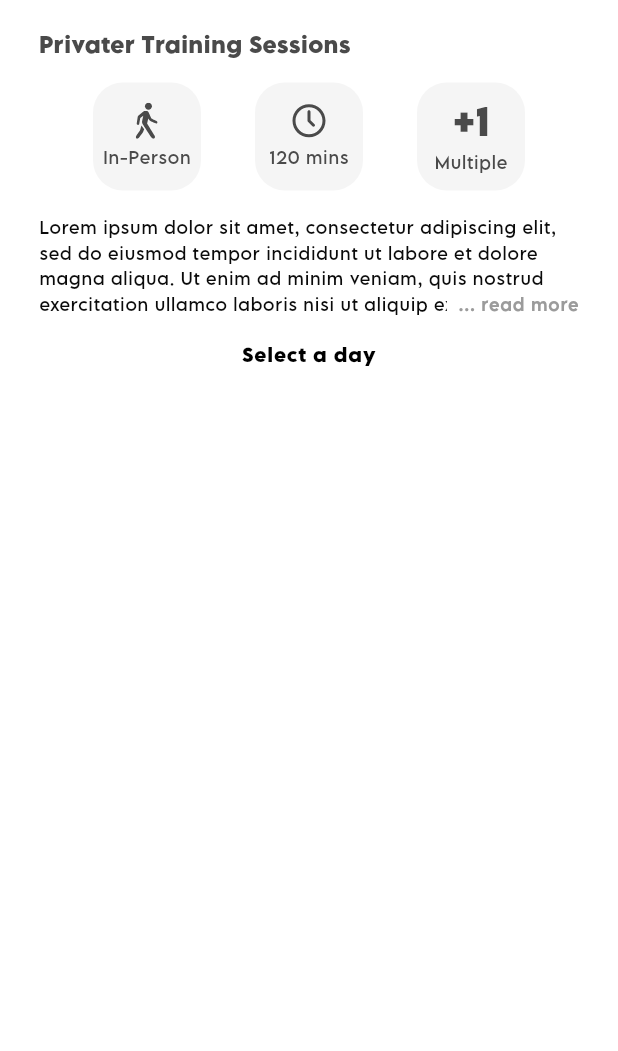
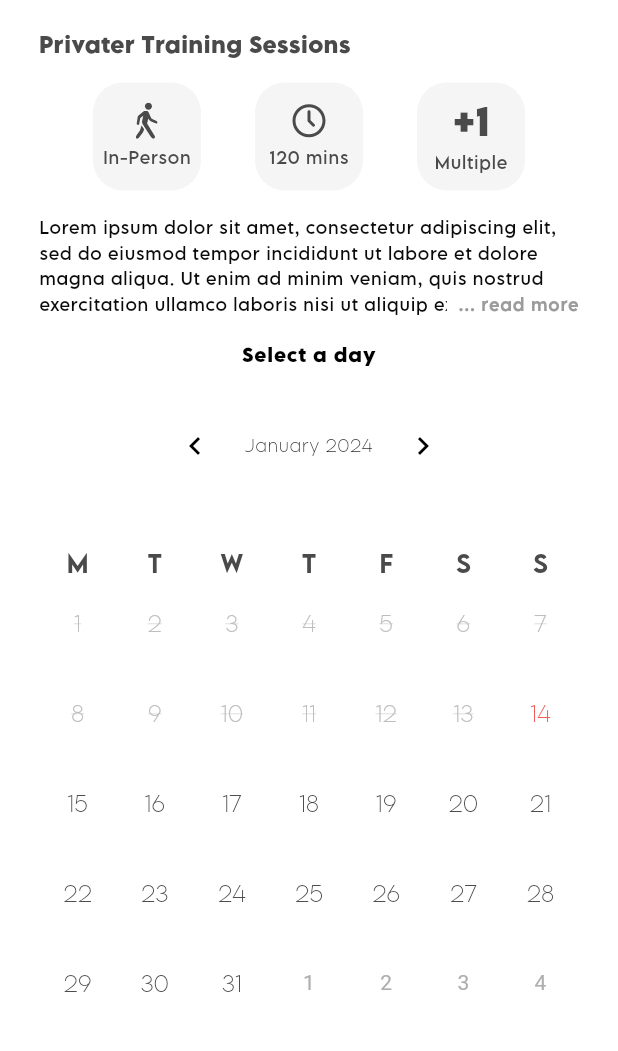
Before and after one commit to adrianojec/schedule_calendar, a Flutter app: the SelectEventDateScreen screen opened by its route, on a phone screen of 412 x 824 dp, the part 78-1129 px from its top. Run offline on Flutter 3.47's test engine with Material 3 defaults, Android fonts, the phone set to English and light mode, and no system bars; drawn by our look-alikes of table_calendar; our stand-ins replace flutter_svg; missing offline and left inert: super_tooltip.

Commit message:
Added calendar
- added calendar package
- created config for the calendar
- created extension for int

```diff
--- /dev/null
+++ b/lib/config/calendar_config.dart
@@ -0,0 +1,109 @@
+import 'package:flutter/material.dart';
+import 'package:intl/intl.dart';
+import 'package:table_calendar/table_calendar.dart';
+
+import '../constants/constants.dart';
+
+class CalendarConfig {
+  final TextTheme textTheme;
+
+  CalendarConfig(this.textTheme);
+
+  // TextStyle
+  TextStyle get _defaultStyle => const TextStyle();
+
+  TextStyle get _titleStyle =>
+      textTheme.bodyLarge?.copyWith(
+        fontSize: 11.0,
+        fontWeight: FontWeight.w300,
+      ) ??
+      _defaultStyle;
+
+  TextStyle get _weekdayStyle =>
+      textTheme.titleLarge?.copyWith(
+        fontWeight: FontWeight.w500,
+      ) ??
+      _defaultStyle;
+
+  TextStyle get _weekendStyle =>
+      textTheme.titleLarge?.copyWith(
+        fontWeight: FontWeight.w500,
+      ) ??
+      _defaultStyle;
+
+  TextStyle get _disabledStyle =>
+      textTheme.labelLarge?.copyWith(
+        color: Palette.mistyGrey,
+        fontWeight: FontWeight.w300,
+        decoration: TextDecoration.lineThrough,
+        decorationThickness: 1.0,
+        decorationColor: Palette.mistyGrey,
+      ) ??
+      _defaultStyle;
+
+  TextStyle get _daysStyle =>
+      textTheme.labelLarge?.copyWith(
+        fontWeight: FontWeight.w300,
+      ) ??
+      _defaultStyle;
+
+  TextStyle get _todayStyle =>
+      textTheme.labelLarge?.copyWith(
+        color: Palette.matRed,
+        fontWeight: FontWeight.w300,
+      ) ??
+      _defaultStyle;
+
+  TextStyle get _rangeStyle =>
+      textTheme.labelLarge?.copyWith(
+        color: Palette.black,
+        fontWeight: FontWeight.w300,
+        letterSpacing: -0.2,
+      ) ??
+      _defaultStyle;
+
+  // Decoration
+  Decoration get _rangeDecoration => const BoxDecoration(
+        color: Palette.matTurquoise,
+        shape: BoxShape.circle,
+      );
+
+  DaysOfWeekStyle get daysOfWeekStyle => DaysOfWeekStyle(
+        weekdayStyle: _weekdayStyle,
+        weekendStyle: _weekendStyle,
+        dowTextFormatter: (date, _) => DateFormat('E').format(date)[0],
+      );
+
+  HeaderStyle get headerStyle => HeaderStyle(
+        titleCentered: true,
+        formatButtonVisible: false,
+        headerMargin: const EdgeInsets.only(
+          top: 20.0,
+          bottom: 36.0,
+        ),
+        titleTextStyle: _titleStyle,
+        leftChevronMargin: const EdgeInsets.only(left: 80.0),
+        rightChevronMargin: const EdgeInsets.only(right: 80.0),
+        leftChevronIcon: const Icon(
+          Icons.chevron_left,
+          color: Palette.black,
+        ),
+        rightChevronIcon: const Icon(
+          Icons.chevron_right,
+          color: Palette.black,
+        ),
+      );
+
+  CalendarStyle get calendarStyle => CalendarStyle(
+        disabledTextStyle: _disabledStyle,
+        defaultTextStyle: _daysStyle,
+        weekendTextStyle: _daysStyle,
+        todayTextStyle: _todayStyle,
+        rangeStartTextStyle: _rangeStyle,
+        rangeEndTextStyle: _rangeStyle,
+        todayDecoration: const BoxDecoration(color: Colors.transparent),
+        rangeStartDecoration: _rangeDecoration,
+        rangeEndDecoration: _rangeDecoration,
+        rangeHighlightColor: Palette.matTurquoise.withOpacity(0.4),
+      );
+}
--- a/lib/data/mock/event_data.dart
+++ b/lib/data/mock/event_data.dart
@@ -1,6 +1,6 @@
 import 'package:schedule_calendar/constants/constants.dart';
 import 'package:schedule_calendar/data/mock/model/schedule_event.dart';
-import 'package:schedule_calendar/utils/enums.dart';
+import 'package:schedule_calendar/utils/utils.dart';
 
 final events = [
   ScheduleEvent(
--- a/lib/data/mock/model/schedule_event.dart
+++ b/lib/data/mock/model/schedule_event.dart
@@ -1,4 +1,4 @@
-import 'package:schedule_calendar/utils/enums.dart';
+import 'package:schedule_calendar/utils/utils.dart';
 
 class ScheduleEvent {
   final String imageUrl;
--- a/lib/schedule_calendar.dart
+++ b/lib/schedule_calendar.dart
@@ -1,5 +1,5 @@
 import 'package:flutter/material.dart';
-import 'package:schedule_calendar/utils/theme.dart';
+import 'package:schedule_calendar/utils/utils.dart';
 import 'package:schedule_calendar/routes/route_manager.dart';
 import 'package:schedule_calendar/screens/screens.dart';
 
--- a/lib/screens/home_screen.dart
+++ b/lib/screens/home_screen.dart
@@ -3,7 +3,7 @@ import 'package:flutter_svg/flutter_svg.dart';
 import 'package:schedule_calendar/constants/constants.dart';
 import 'package:schedule_calendar/data/mock/event_data.dart';
 import 'package:schedule_calendar/screens/select_event_date_screen.dart';
-import 'package:schedule_calendar/utils/extensions.dart';
+import 'package:schedule_calendar/utils/utils.dart';
 import 'package:schedule_calendar/widgets/widgets.dart';
 
 const double _addIconSize = 40.0;
--- a/lib/screens/select_event_date_screen.dart
+++ b/lib/screens/select_event_date_screen.dart
@@ -1,7 +1,6 @@
 import 'package:flutter/material.dart';
 import 'package:flutter_svg/flutter_svg.dart';
-import 'package:schedule_calendar/utils/enums.dart';
-import 'package:schedule_calendar/utils/extensions.dart';
+import 'package:schedule_calendar/utils/utils.dart';
 import 'package:schedule_calendar/widgets/widgets.dart';
 
 import '../constants/constants.dart';
@@ -70,7 +69,10 @@ class SelectEventDateScreen extends StatelessWidget {
                 selectADay,
                 style: textTheme.bodyLarge,
               ),
-            )
+            ),
+            const Expanded(
+              child: Calendar(),
+            ),
           ],
         ),
       ),
--- a/lib/utils/extensions.dart
+++ b/lib/utils/extensions.dart
@@ -1,15 +1,15 @@
 import 'package:flutter/material.dart';
 import 'package:schedule_calendar/constants/strings.dart';
-import 'package:schedule_calendar/utils/enums.dart';
+import 'package:schedule_calendar/utils/utils.dart';
 
+// BuildContext
 extension ContextExt on BuildContext {
-  // Navigation
   NavigatorState get navigator => Navigator.of(this);
 
-  // App Theme
   ThemeData get appTheme => Theme.of(this);
 }
 
+// EventType
 extension EventTypeExt on EventType {
   static const _strings = {
     EventType.inperson: 'In-Person',
@@ -19,6 +19,7 @@ extension EventTypeExt on EventType {
   String get name => _strings[this] ?? emptyString;
 }
 
+// SessionType
 extension SessionTypeExt on SessionType {
   static const _strings = {
     SessionType.multiple: 'Multiple',
@@ -27,3 +28,14 @@ extension SessionTypeExt on SessionType {
 
   String get name => _strings[this] ?? emptyString;
 }
+
+// DateTime
+extension DateTimeExt on DateTime {
+  DateTime get withoutTime => DateTime(year, month, day);
+}
+
+// Int
+
+extension IntWithDurationExt on int {
+  Duration get year => Duration(days: this * 365);
+}
--- /dev/null
+++ b/lib/utils/typedefs.dart
@@ -0,0 +1 @@
+typedef OnDaySelection = void Function(DateTime, DateTime);
--- /dev/null
+++ b/lib/utils/utils.dart
@@ -0,0 +1,4 @@
+export 'enums.dart';
+export 'extensions.dart';
+export 'theme.dart';
+export 'typedefs.dart';
--- /dev/null
+++ b/lib/widgets/calendar.dart
@@ -0,0 +1,36 @@
+import 'package:flutter/material.dart';
+import 'package:schedule_calendar/config/calendar_config.dart';
+import 'package:schedule_calendar/utils/utils.dart';
+import 'package:table_calendar/table_calendar.dart';
+
+const double _daysOfWeekHeight = 20.0;
+const double _rowHeight = 60.0;
+
+class Calendar extends StatelessWidget {
+  final OnDaySelected? onDaySelected;
+
+  const Calendar({
+    this.onDaySelected,
+    super.key,
+  });
+
+  @override
+  Widget build(BuildContext context) {
+    final now = DateTime.now();
+    final textTheme = context.appTheme.textTheme;
+    final config = CalendarConfig(textTheme);
+
+    return TableCalendar(
+      focusedDay: now,
+      firstDay: now,
+      lastDay: now.add(30.year),
+      onDaySelected: onDaySelected,
+      headerStyle: config.headerStyle,
+      startingDayOfWeek: StartingDayOfWeek.monday,
+      daysOfWeekStyle: config.daysOfWeekStyle,
+      daysOfWeekHeight: _daysOfWeekHeight,
+      rowHeight: _rowHeight,
+      calendarStyle: config.calendarStyle,
+    );
+  }
+}
--- a/lib/widgets/ellipsis_text.dart
+++ b/lib/widgets/ellipsis_text.dart
@@ -1,5 +1,5 @@
 import 'package:flutter/material.dart';
-import 'package:schedule_calendar/utils/extensions.dart';
+import 'package:schedule_calendar/utils/utils.dart';
 
 import '../constants/constants.dart';
 
--- a/lib/widgets/event_tile.dart
+++ b/lib/widgets/event_tile.dart
@@ -1,7 +1,6 @@
 import 'package:flutter/material.dart';
 import 'package:schedule_calendar/data/mock/model/schedule_event.dart';
-import 'package:schedule_calendar/utils/enums.dart';
-import 'package:schedule_calendar/utils/extensions.dart';
+import 'package:schedule_calendar/utils/utils.dart';
 
 import '../constants/constants.dart';
 import 'widgets.dart';
--- a/lib/widgets/schedule_calendar_app_bar.dart
+++ b/lib/widgets/schedule_calendar_app_bar.dart
@@ -1,6 +1,6 @@
 import 'package:flutter/material.dart';
 import 'package:flutter_svg/flutter_svg.dart';
-import 'package:schedule_calendar/utils/extensions.dart';
+import 'package:schedule_calendar/utils/utils.dart';
 import 'package:schedule_calendar/widgets/widgets.dart';
 
 import '../constants/constants.dart';
--- a/lib/widgets/square_button.dart
+++ b/lib/widgets/square_button.dart
@@ -1,5 +1,5 @@
 import 'package:flutter/material.dart';
-import 'package:schedule_calendar/utils/extensions.dart';
+import 'package:schedule_calendar/utils/utils.dart';
 import 'package:super_tooltip/super_tooltip.dart';
 
 import '../constants/constants.dart';
--- a/lib/widgets/user_profile.dart
+++ b/lib/widgets/user_profile.dart
@@ -1,5 +1,5 @@
 import 'package:flutter/material.dart';
-import 'package:schedule_calendar/utils/extensions.dart';
+import 'package:schedule_calendar/utils/utils.dart';
 import 'package:schedule_calendar/widgets/spacer/horizontal_space.dart';
 
 class UserProfile extends StatelessWidget {
--- a/lib/widgets/widgets.dart
+++ b/lib/widgets/widgets.dart
@@ -3,6 +3,7 @@ export 'spacer/vertical_space.dart';
 export 'spacer/horizontal_space.dart';
 
 // Widgets
+export 'calendar.dart';
 export 'ellipsis_text.dart';
 export 'event_tile.dart';
 export 'event_type_chip.dart';
--- a/pubspec.yaml
+++ b/pubspec.yaml
@@ -14,7 +14,9 @@ dependencies:
 
   cupertino_icons: ^1.0.2
   flutter_svg: ^2.0.9
+  intl: ^0.18.1
   super_tooltip: ^2.0.7
+  table_calendar: ^3.0.9
 
 dev_dependencies:
   flutter_test:
```
